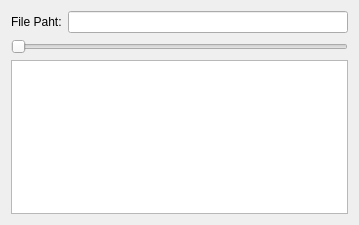
The window that Libs/DICOM/Widgets/Resources/UI/ctkDICOMObjectListWidget.ui (commontk/CTK) describes before a commit, drawn with Qt 5.
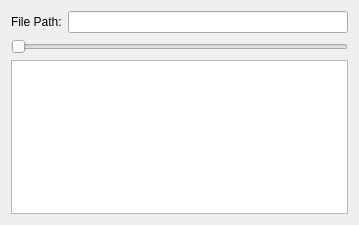
The same window after the commit.

Commit message: Fix typo (Paht -> Path)

```diff
--- a/Libs/DICOM/Widgets/Resources/UI/ctkDICOMObjectListWidget.ui
+++ b/Libs/DICOM/Widgets/Resources/UI/ctkDICOMObjectListWidget.ui
@@ -22,7 +22,7 @@
      <item row="1" column="0">
       <widget class="QLabel" name="label">
        <property name="text">
-        <string>File Paht:</string>
+        <string>File Path:</string>
        </property>
       </widget>
      </item>
```
